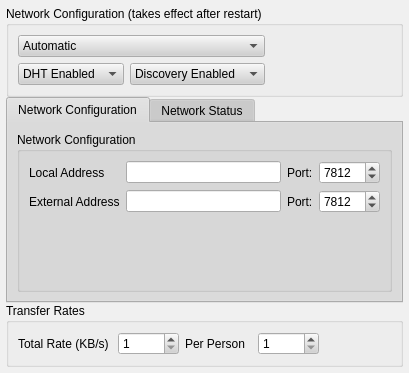
The window that retroshare-gui/src/gui/Preferences/ServerDialog.ui (RetroShare/RetroShare) describes before a commit, drawn with Qt 5.
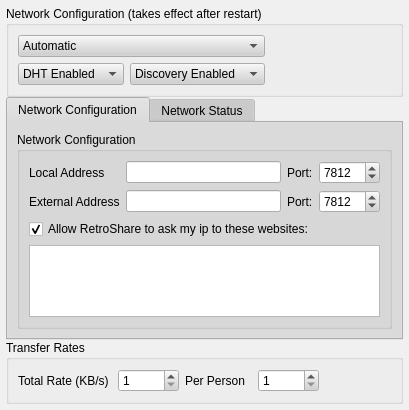
The same window after the commit.

Commit message: Cleaned the gui a little bit: - added a checkbox to control the use of external servers for ip determination. - put back Network on the left - put channels out of RS_RELEASE_VERSION, as it's not working yet. - NetworkDialog: 	- set the info in columns about trust to be more explicit 	- changed dark green into light green to comply with colors in the trust matrix (it's also more readable in light green) 	- corrected trust strings that appeared in the Last Contact column - changed "generate certificate" in connect friends wizard into "export my certificate..." which is more appropriate

What changed in the file:
```diff
--- a/retroshare-gui/src/gui/Preferences/ServerDialog.ui
+++ b/retroshare-gui/src/gui/Preferences/ServerDialog.ui
@@ -6,7 +6,7 @@
     <x>0</x>
     <y>0</y>
     <width>409</width>
-    <height>373</height>
+    <height>406</height>
    </rect>
   </property>
   <property name="sizePolicy" >
@@ -488,22 +488,10 @@
    <enum>Qt::NoContextMenu</enum>
   </property>
   <layout class="QGridLayout" >
-   <property name="leftMargin" >
+   <property name="margin" >
     <number>6</number>
    </property>
-   <property name="topMargin" >
-    <number>6</number>
-   </property>
-   <property name="rightMargin" >
-    <number>6</number>
-   </property>
-   <property name="bottomMargin" >
-    <number>6</number>
-   </property>
-   <property name="horizontalSpacing" >
-    <number>0</number>
-   </property>
-   <property name="verticalSpacing" >
+   <property name="spacing" >
     <number>0</number>
    </property>
    <item row="0" column="0" >
@@ -578,7 +566,7 @@
         <property name="orientation" >
          <enum>Qt::Horizontal</enum>
         </property>
-        <property name="sizeHint" >
+        <property name="sizeHint" stdset="0" >
          <size>
           <width>40</width>
           <height>20</height>
@@ -610,8 +598,8 @@
          <property name="title" >
           <string>Network Configuration</string>
          </property>
-         <layout class="QGridLayout" >
-          <item row="0" column="0" >
+         <layout class="QVBoxLayout" name="verticalLayout" >
+          <item>
            <layout class="QHBoxLayout" >
             <item>
              <layout class="QVBoxLayout" >
@@ -683,18 +671,28 @@
             </item>
            </layout>
           </item>
-          <item row="1" column="0" >
-           <spacer>
-            <property name="orientation" >
-             <enum>Qt::Vertical</enum>
+          <item>
+           <widget class="QCheckBox" name="allowIpDeterminationCB" >
+            <property name="toolTip" >
+             <string>If you unckeck this, RetroShare can only determine your IP 
+when you connect to somebody. Leaving this checked helps 
+connecting when you have few friends. It also helps if you're 
+behind a firewall or a VPN.</string>
             </property>
-            <property name="sizeHint" >
-             <size>
-              <width>301</width>
-              <height>20</height>
-             </size>
+            <property name="text" >
+             <string>Allow RetroShare to ask my ip to these websites:</string>
             </property>
-           </spacer>
+            <property name="checked" >
+             <bool>true</bool>
+            </property>
+           </widget>
+          </item>
+          <item>
+           <widget class="QListWidget" name="IPServersLV" >
+            <property name="editTriggers" >
+             <set>QAbstractItemView::NoEditTriggers</set>
+            </property>
+           </widget>
           </item>
          </layout>
         </widget>
@@ -817,16 +815,7 @@
         <property name="spacing" >
          <number>6</number>
         </property>
-        <property name="leftMargin" >
-         <number>0</number>
-        </property>
-        <property name="topMargin" >
-         <number>0</number>
-        </property>
-        <property name="rightMargin" >
-         <number>0</number>
-        </property>
-        <property name="bottomMargin" >
+        <property name="margin" >
          <number>0</number>
         </property>
         <item>
@@ -856,16 +845,7 @@
         <property name="spacing" >
          <number>6</number>
         </property>
-        <property name="leftMargin" >
-         <number>0</number>
-        </property>
-        <property name="topMargin" >
-         <number>0</number>
-        </property>
-        <property name="rightMargin" >
-         <number>0</number>
-        </property>
-        <property name="bottomMargin" >
+        <property name="margin" >
          <number>0</number>
         </property>
         <item>
@@ -895,7 +875,7 @@
         <property name="orientation" >
          <enum>Qt::Horizontal</enum>
         </property>
-        <property name="sizeHint" >
+        <property name="sizeHint" stdset="0" >
          <size>
           <width>40</width>
           <height>20</height>
```
The commit also changes 15 other files.
